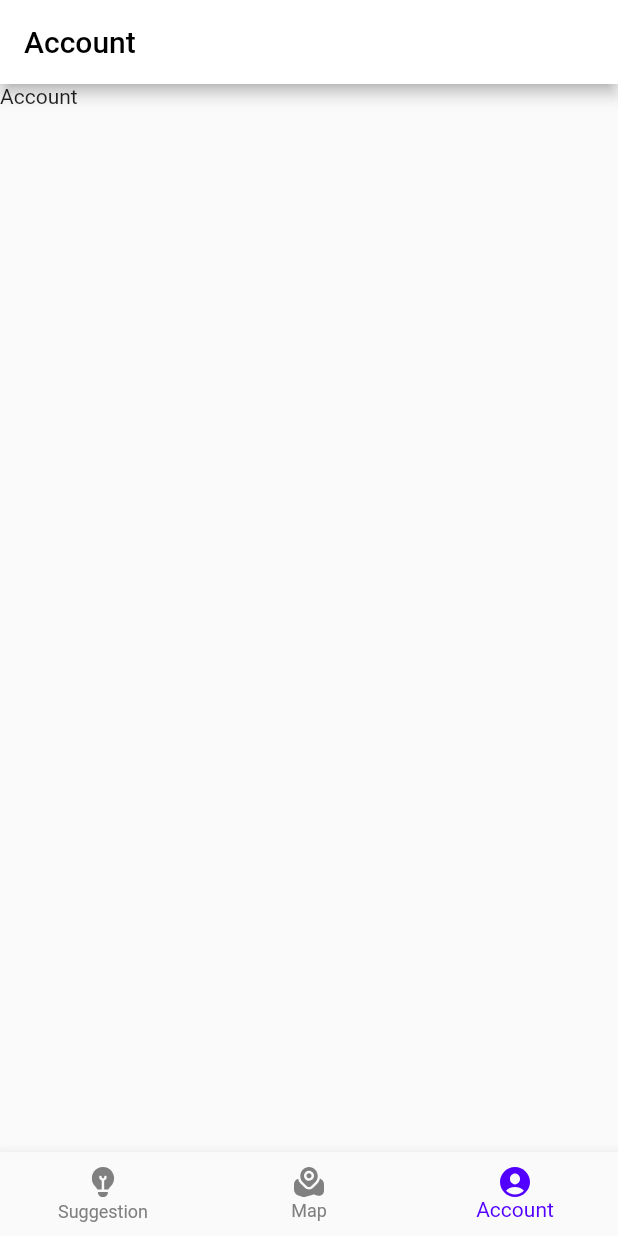
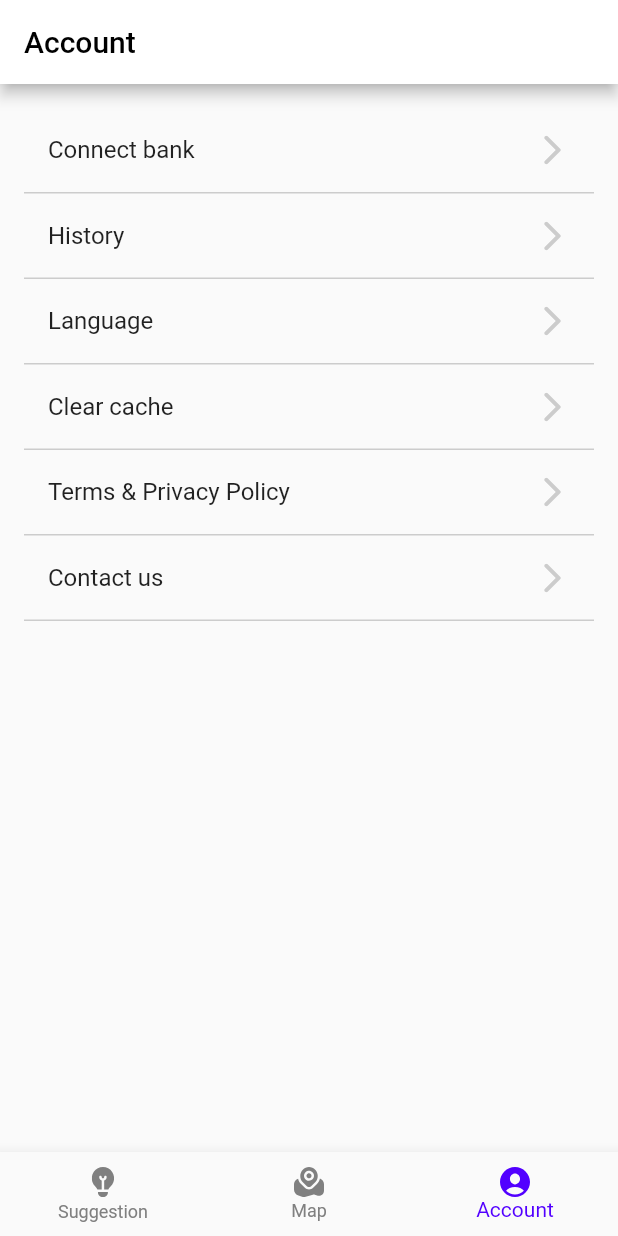
Before and after one commit to NganTrucLe/w-atm, a Flutter app: the screen it shows after launch, on a phone screen of 412 x 824 dp. Run offline on Flutter 3.47's test engine with Material 2 defaults, Android fonts, the phone set to English and light mode, and no system bars; our stand-ins replace flutter_svg, geocoding, geolocator, google_maps_flutter, smooth_corner; Roboto replaces fonts that are missing (SF-Pro-Display).

Commit message:
dummy account screen

```diff
--- a/lib/screens/account_screen.dart
+++ b/lib/screens/account_screen.dart
@@ -1,8 +1,16 @@
 import 'package:flutter/material.dart';
+import 'package:watm/theme/theme_constants.dart';
 
 class AccountScreen extends StatelessWidget {
   static const routeName = '/account';
-
+  static const listOptions = [
+    'Connect bank',
+    'History',
+    'Language',
+    'Clear cache',
+    'Terms & Privacy Policy',
+    'Contact us',
+  ];
   @override
   Widget build(BuildContext context) {
     return Scaffold(
@@ -16,8 +24,27 @@ class AccountScreen extends StatelessWidget {
           color: Colors.black,
         ),
       ),
-      body: Container(
-        child: Text('Account'),
+      body: Padding(
+        padding: const EdgeInsets.all(16.0),
+        child: Column(
+          children:
+            listOptions.map((option) => Container(
+              decoration: BoxDecoration(
+                border: Border(
+                  bottom: BorderSide(width: 1, color: AppTheme.colors.neutral800),
+                )
+              ),
+              child: ListTile(
+                title: Text(option),
+                trailing: Icon(
+                  Icons.arrow_forward_ios_rounded,
+                  size: 24,
+                  color: AppTheme.colors.neutral800,
+                ),
+              ),
+            )
+            ).toList(),
+        ),
       ),
     );
   }
```
